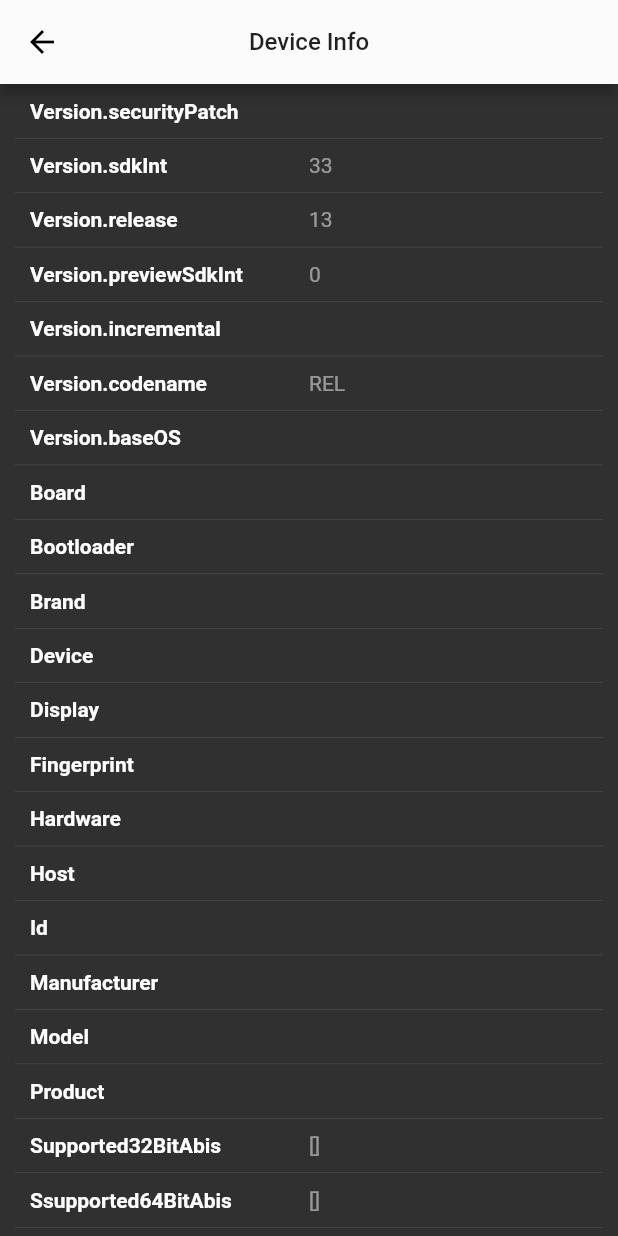
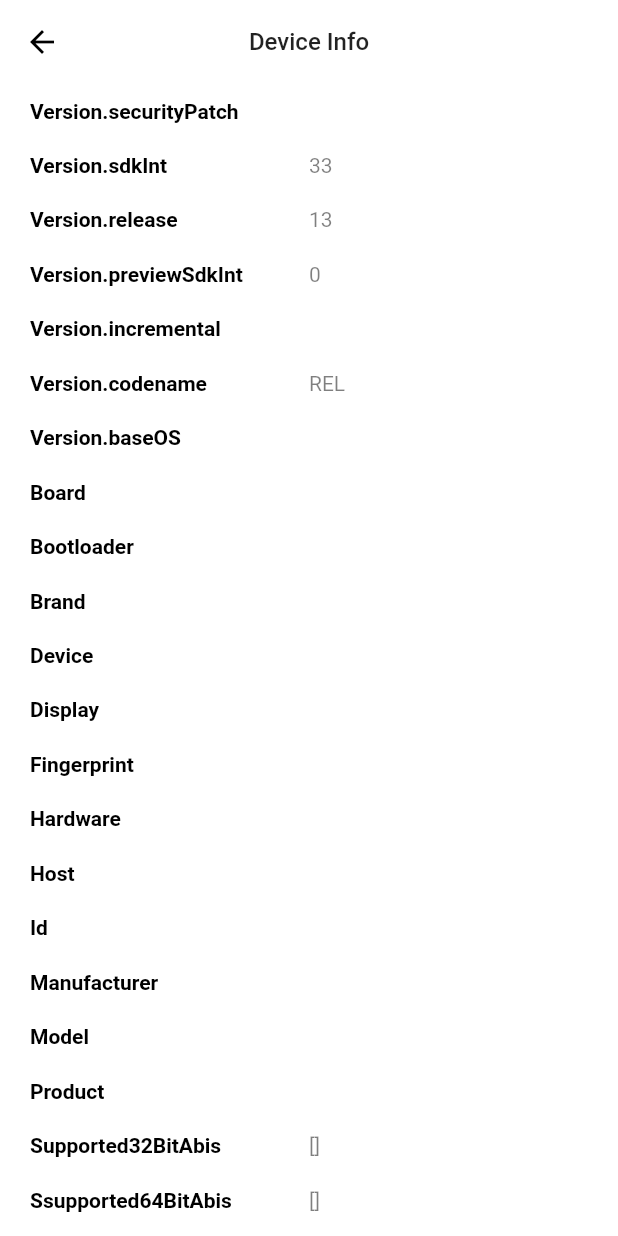
Before and after one commit to admin-mybytecode/ott, a Flutter app: the AppSettingsPage screen opened directly, after a tap on "About Phone", on a phone screen of 412 x 824 dp. Run offline on Flutter 3.47's test engine with Material 2 defaults, Android fonts, the phone set to English and light mode, and no system bars; our stand-ins replace auto_size_text, bubble_tab_indicator, connectivity, data_connection_checker, device_info, dio and 17 more; missing offline and left inert: braintree_payment, flutter_downloader, flutter_facebook_login, flutter_paystack, get_ip, launch_review and 4 more; accounts and stored records are empty.

Commit message:
task : light mode missing in certain pages

```diff
--- a/lib/download/download_videos.dart
+++ b/lib/download/download_videos.dart
@@ -142,7 +142,6 @@ class _OfflineDownloadPageState extends State<OfflineDownloadPage>
       floatingActionButton: Padding(
         padding: const EdgeInsets.only(bottom: 60.0),
         child: FloatingActionButton(
-            backgroundColor: primaryDarkColor,
             child: Icon(
               Icons.refresh,
               color: primaryColor,
--- a/lib/main.dart
+++ b/lib/main.dart
@@ -25,7 +25,7 @@ void main() async {
       theme: ThemeData(
         brightness: Brightness.dark,
         primaryColor: primaryColor,
-        accentColor: Color.fromRGBO(125, 183, 91, 1.0),
+        accentColor: redPrime,
       ),
     ),
   );
--- a/lib/ui/about_phone.dart
+++ b/lib/ui/about_phone.dart
@@ -12,7 +12,6 @@ class AboutPhone extends StatefulWidget {
 }
 
 class _AboutPhoneState extends State<AboutPhone> {
-
   static final DeviceInfoPlugin deviceInfoPlugin = DeviceInfoPlugin();
   Map<String, dynamic> _deviceData = <String, dynamic>{};
 
@@ -85,6 +84,7 @@ class _AboutPhoneState extends State<AboutPhone> {
       'utsname.machine:': data.utsname.machine,
     };
   }
+
   @override
   void initState() {
     super.initState();
@@ -94,12 +94,15 @@ class _AboutPhoneState extends State<AboutPhone> {
   @override
   Widget build(BuildContext context) {
     return Scaffold(
+      backgroundColor: primaryColor,
       appBar: AppBar(
-        title: Text("Device Info",style: TextStyle(fontSize: 16.0),),
+        elevation: 0.0,
+        title: Text(
+          "Device Info",
+          style: TextStyle(fontSize: 16.0),
+        ),
         centerTitle: true,
-
-        backgroundColor:
-        primaryColor.withOpacity(0.98),
+        backgroundColor: primaryColor.withOpacity(0.98),
       ),
       body: ListView(
         shrinkWrap: true,
@@ -115,9 +118,10 @@ class _AboutPhoneState extends State<AboutPhone> {
                       padding: const EdgeInsets.all(10.0),
                       child: Text(
                         property,
-                        style: const TextStyle(
-                            fontWeight: FontWeight.w600,
-                            fontSize: 14.0
+                        style: TextStyle(
+                          color: textColor,
+                          fontWeight: FontWeight.w600,
+                          fontSize: 14.0,
                         ),
                       ),
                     ),
@@ -125,19 +129,19 @@ class _AboutPhoneState extends State<AboutPhone> {
                   Expanded(
                       flex: 1,
                       child: Container(
-                        padding: const EdgeInsets.fromLTRB(0.0, 10.0, 0.0, 10.0),
+                        padding:
+                            const EdgeInsets.fromLTRB(0.0, 10.0, 0.0, 10.0),
                         child: Text(
                           '${_deviceData[property]}',
-                          style: TextStyle(color: Colors.white.withOpacity(0.5)),
+                          style: TextStyle(color: textColor.withOpacity(0.5)),
                           overflow: TextOverflow.ellipsis,
                         ),
-                      )
-                  ),
+                      )),
                 ],
               ),
               Container(
                 height: 0.3,
-                color: Colors.white.withOpacity(0.2),
+                color: primaryColor.withOpacity(0.2),
               )
             ],
           );
--- a/lib/ui/app_settings.dart
+++ b/lib/ui/app_settings.dart
@@ -84,7 +84,11 @@ class _AppSettingsState extends State<AppSettingsPage> {
   }
 
   Widget wifiSwitch() {
-    return Switch(value: boolValue, onChanged: _onChanged1);
+    return Switch(
+      activeColor: redPrime,
+      value: boolValue,
+      onChanged: _onChanged1,
+    );
   }
 
 //    Widget used to create ListTile to show wi-fi status
--- a/lib/ui/my_list.dart
+++ b/lib/ui/my_list.dart
@@ -115,6 +115,7 @@ class MyListPageState extends State<MyListPage> {
 //  Sliver app bar
   Widget sliverAppBar() {
     return SliverAppBar(
+      elevation: 0.0,
       leading: IconButton(
         icon: Icon(Icons.arrow_back),
         onPressed: () {
--- a/lib/ui/subscription.dart
+++ b/lib/ui/subscription.dart
@@ -109,13 +109,13 @@ class SubscriptionPlanState extends State<SubscriptionPlan> {
 
 //  App bar
   Widget appBar() => AppBar(
+        backgroundColor: primaryColor,
         elevation: 0.0,
         title: Text(
           "Subscription Plans",
-          style: TextStyle(fontSize: 16.0),
+          style: TextStyle(fontSize: 16.0, color: textColor),
         ),
         centerTitle: true,
-        backgroundColor: primaryColor.withOpacity(0.98),
       );
 
 //  Subscribe button
```
Also changed, not shown: lib/ui/custom_drawer.dart (+3 -6 lines), lib/ui/select_payment.dart (+35 -20 lines), 1 other file.
